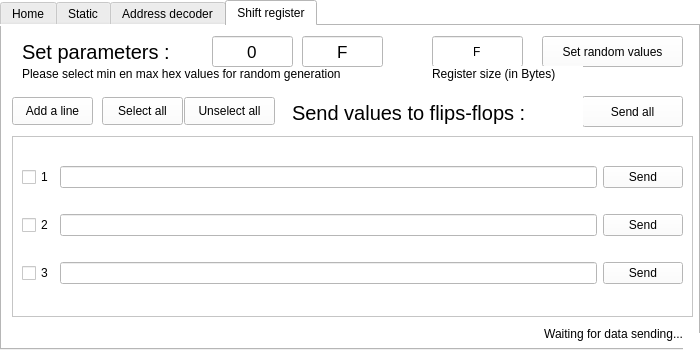
The window that Graphic/test.ui (RonanLc/Neuromorphic-system-interface) describes before a commit, drawn with Qt 5.
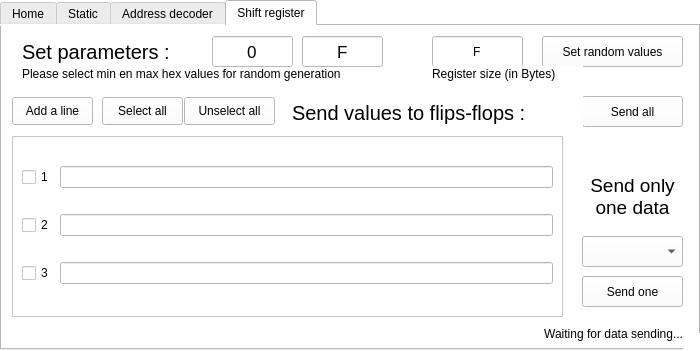
The same window after the commit. Icons and pictures are not drawn.

Patch:
```diff
--- a/Graphic/test.ui
+++ b/Graphic/test.ui
@@ -802,7 +802,7 @@
       <rect>
        <x>10</x>
        <y>110</y>
-       <width>681</width>
+       <width>551</width>
        <height>181</height>
       </rect>
      </property>
@@ -814,15 +814,15 @@
        <rect>
         <x>0</x>
         <y>0</y>
-        <width>679</width>
+        <width>549</width>
         <height>179</height>
        </rect>
       </property>
       <layout class="QGridLayout" name="grid">
-       <item row="2" column="2">
-        <widget class="QPushButton" name="RD_sendButton3">
+       <item row="0" column="0">
+        <widget class="QCheckBox" name="RD_checkBox1">
          <property name="text">
-          <string>Send</string>
+          <string>1</string>
          </property>
         </widget>
        </item>
@@ -849,27 +849,6 @@
          </property>
         </widget>
        </item>
-       <item row="0" column="2">
-        <widget class="QPushButton" name="RD_sendButton1">
-         <property name="text">
-          <string>Send</string>
-         </property>
-        </widget>
-       </item>
-       <item row="1" column="2">
-        <widget class="QPushButton" name="RD_sendButton2">
-         <property name="text">
-          <string>Send</string>
-         </property>
-        </widget>
-       </item>
-       <item row="0" column="0">
-        <widget class="QCheckBox" name="RD_checkBox1">
-         <property name="text">
-          <string>1</string>
-         </property>
-        </widget>
-       </item>
       </layout>
      </widget>
     </widget>
@@ -1090,6 +1069,54 @@
       <string>Register size (in Bytes)</string>
      </property>
     </widget>
+    <widget class="QPushButton" name="RD_sendButton">
+     <property name="geometry">
+      <rect>
+       <x>580</x>
+       <y>250</y>
+       <width>101</width>
+       <height>31</height>
+      </rect>
+     </property>
+     <property name="text">
+      <string>Send one</string>
+     </property>
+    </widget>
+    <widget class="QComboBox" name="RD_selectBox">
+     <property name="geometry">
+      <rect>
+       <x>580</x>
+       <y>210</y>
+       <width>101</width>
+       <height>31</height>
+      </rect>
+     </property>
+    </widget>
+    <widget class="QLabel" name="RD_titleLabel3">
+     <property name="geometry">
+      <rect>
+       <x>580</x>
+       <y>140</y>
+       <width>101</width>
+       <height>61</height>
+      </rect>
+     </property>
+     <property name="font">
+      <font>
+       <pointsize>14</pointsize>
+       <underline>false</underline>
+      </font>
+     </property>
+     <property name="text">
+      <string>Send only one data</string>
+     </property>
+     <property name="alignment">
+      <set>Qt::AlignCenter</set>
+     </property>
+     <property name="wordWrap">
+      <bool>true</bool>
+     </property>
+    </widget>
     <zorder>RD_descriptionLabel1</zorder>
     <zorder>scrollArea</zorder>
     <zorder>RD_titleLabel1</zorder>
```
Left out of the diff: 15 changed lines with no effect on the pictures.
